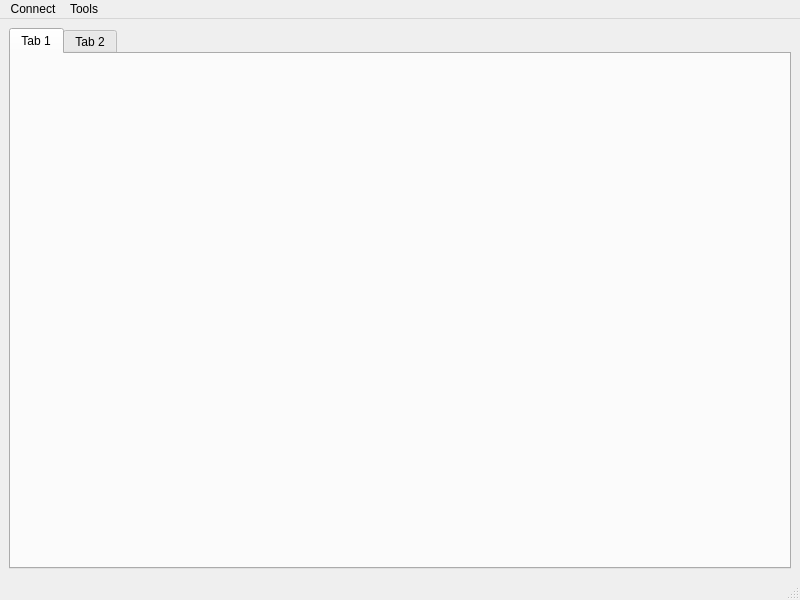
OpenDAX/qDAX, file src/mainwindow.ui: the form before one commit.
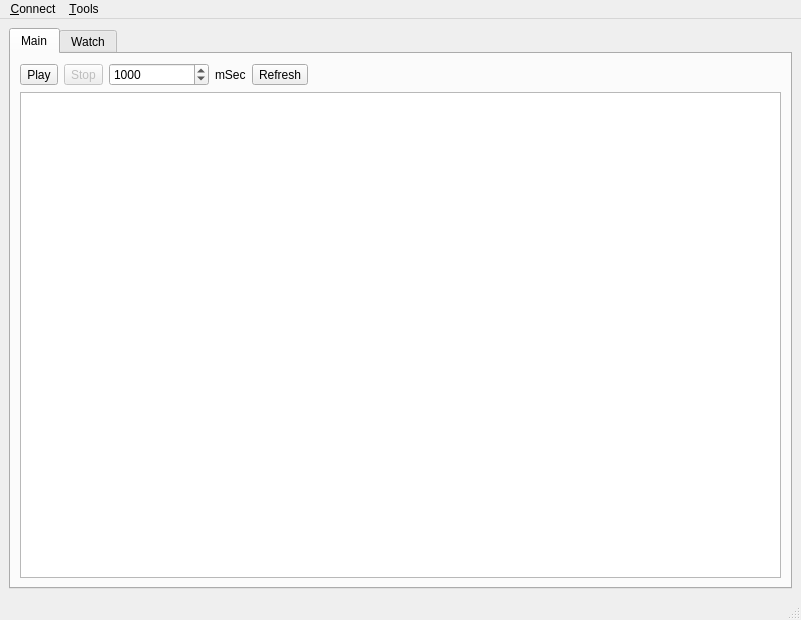
The form after the commit.

The edit to the form file:
```diff
--- a/src/mainwindow.ui
+++ b/src/mainwindow.ui
@@ -6,8 +6,8 @@
    <rect>
     <x>0</x>
     <y>0</y>
-    <width>800</width>
-    <height>600</height>
+    <width>801</width>
+    <height>620</height>
    </rect>
   </property>
   <property name="windowTitle">
@@ -22,12 +22,87 @@
       </property>
       <widget class="QWidget" name="tab">
        <attribute name="title">
-        <string>Tab 1</string>
+        <string>Main</string>
        </attribute>
+       <layout class="QVBoxLayout" name="verticalLayout_2">
+        <item>
+         <layout class="QHBoxLayout" name="horizontalLayout_2">
+          <item>
+           <widget class="QToolButton" name="toolButtonPlay">
+            <property name="text">
+             <string>Play</string>
+            </property>
+           </widget>
+          </item>
+          <item>
+           <widget class="QToolButton" name="toolButtonStop">
+            <property name="enabled">
+             <bool>false</bool>
+            </property>
+            <property name="text">
+             <string>Stop</string>
+            </property>
+           </widget>
+          </item>
+          <item>
+           <widget class="QSpinBox" name="spinBoxInterval">
+            <property name="minimumSize">
+             <size>
+              <width>100</width>
+              <height>0</height>
+             </size>
+            </property>
+            <property name="minimum">
+             <number>100</number>
+            </property>
+            <property name="maximum">
+             <number>30000</number>
+            </property>
+            <property name="singleStep">
+             <number>10</number>
+            </property>
+            <property name="value">
+             <number>1000</number>
+            </property>
+           </widget>
+          </item>
+          <item>
+           <widget class="QLabel" name="label">
+            <property name="text">
+             <string>mSec</string>
+            </property>
+           </widget>
+          </item>
+          <item>
+           <widget class="QToolButton" name="toolButtonRefresh">
+            <property name="text">
+             <string>Refresh</string>
+            </property>
+           </widget>
+          </item>
+          <item>
+           <spacer name="horizontalSpacer">
+            <property name="orientation">
+             <enum>Qt::Horizontal</enum>
+            </property>
+            <property name="sizeHint" stdset="0">
+             <size>
+              <width>40</width>
+              <height>20</height>
+             </size>
+            </property>
+           </spacer>
+          </item>
+         </layout>
+        </item>
+        <item>
+         <widget class="QTreeView" name="treeView"/>
+        </item>
+       </layout>
       </widget>
       <widget class="QWidget" name="tab_2">
        <attribute name="title">
-        <string>Tab 2</string>
+        <string>Watch</string>
        </attribute>
       </widget>
      </widget>
@@ -39,20 +114,20 @@
     <rect>
      <x>0</x>
      <y>0</y>
-     <width>800</width>
+     <width>801</width>
      <height>19</height>
     </rect>
    </property>
    <widget class="QMenu" name="menuConnect">
     <property name="title">
-     <string>Connect</string>
+     <string>&amp;Connect</string>
     </property>
     <addaction name="actionConnect"/>
     <addaction name="actionConnect_2"/>
    </widget>
    <widget class="QMenu" name="menuTools">
     <property name="title">
-     <string>Tools</string>
+     <string>&amp;Tools</string>
     </property>
     <addaction name="actionAdd_Tag"/>
     <addaction name="actionAdd_Type"/>
```
Left out of the diff: 92 changed lines with no effect on the pictures.
